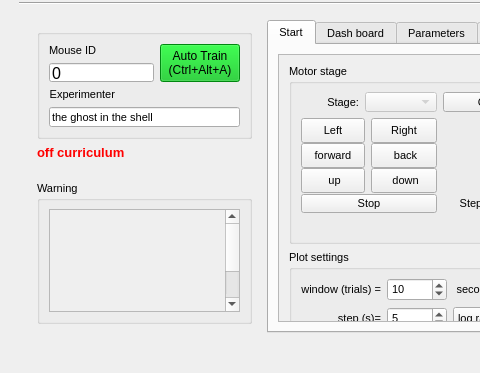
Qt form src/foraging_gui/ForagingGUI.ui (AllenNeuralDynamics/dynamic-foraging-task) before a commit; both pictures show x 0 to 480 and y 347 to 720 of the 960 by 720 pixel window.
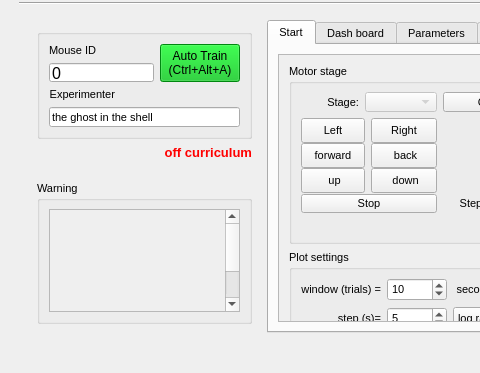
The same form after that commit. Icons and pictures are not drawn.

Commit message: streamline AutoTraining UI

The edit to the form file:
```diff
--- a/src/foraging_gui/ForagingGUI.ui
+++ b/src/foraging_gui/ForagingGUI.ui
@@ -417,7 +417,7 @@
                  <string>off curriculum</string>
                 </property>
                 <property name="alignment">
-                 <set>Qt::AlignLeading|Qt::AlignLeft|Qt::AlignTop</set>
+                 <set>Qt::AlignRight|Qt::AlignTop|Qt::AlignTrailing</set>
                 </property>
                 <property name="margin">
                  <number>0</number>
```
The commit also changes 2 other files.
